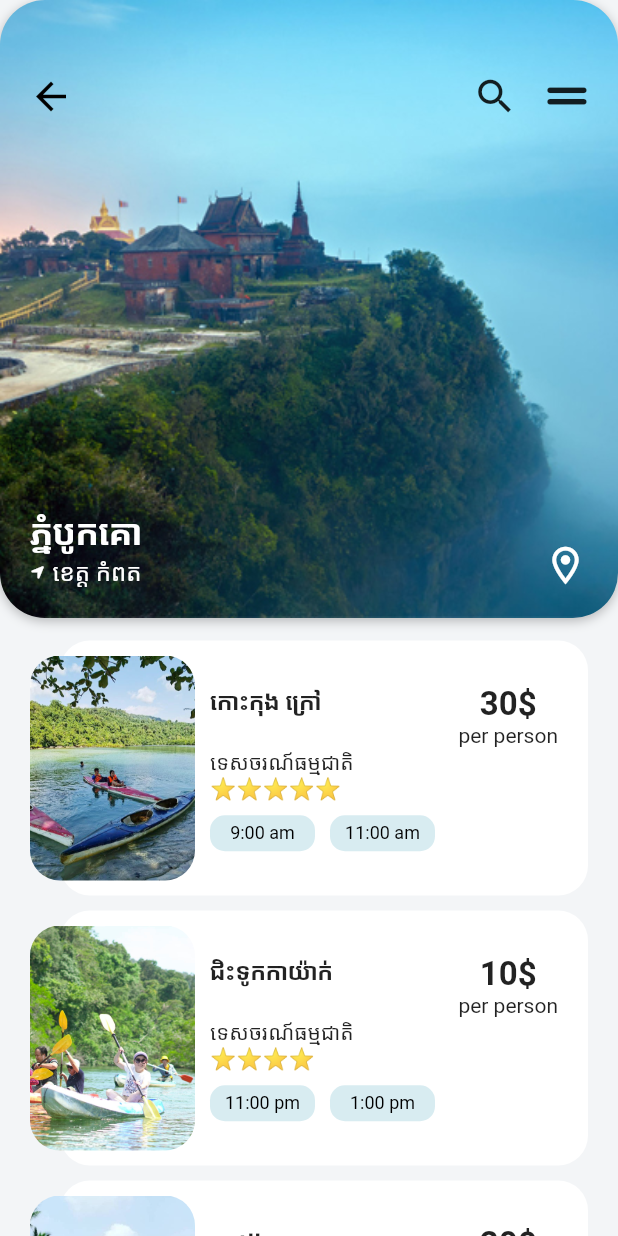
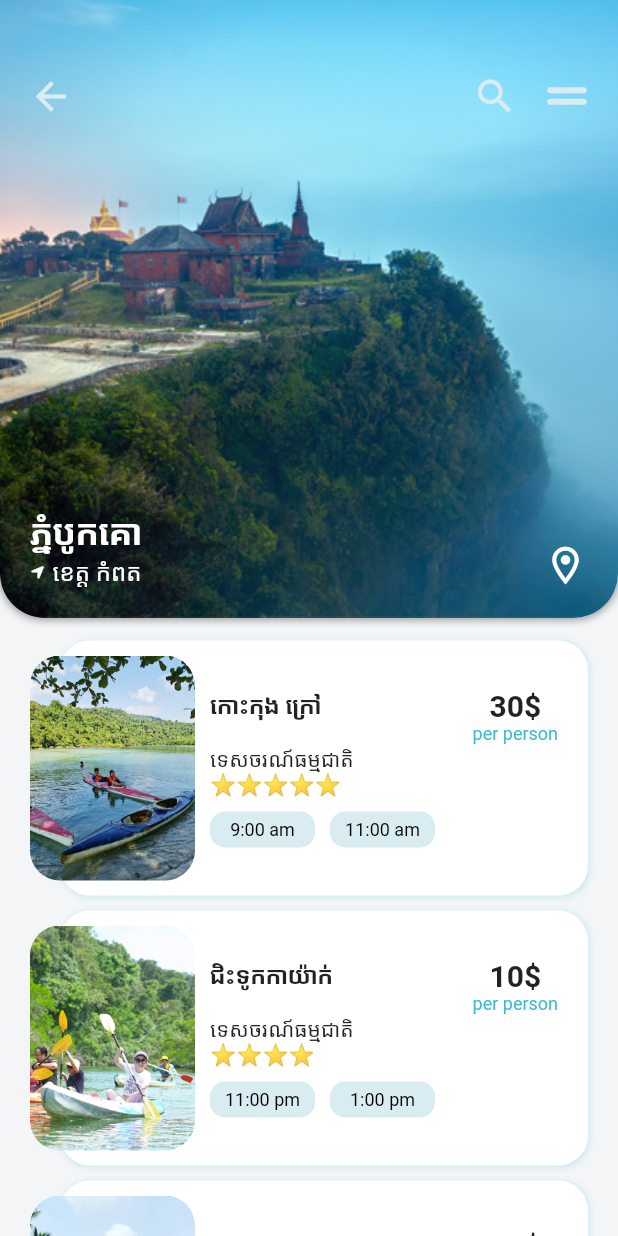
Before and after one commit to emdiya/Travel_Booking_UI, a Flutter app: the screen it shows after launch, after a tap on an icon or button, on a phone screen of 412 x 824 dp. Run offline on Flutter 3.47's test engine with Material 2 defaults, Android fonts, the phone set to English and light mode, and no system bars; our stand-ins replace flutter_svg, font_awesome_flutter; network calls fail.

Commit message:
Update img

```diff
--- a/lib/screens/destination_screen.dart
+++ b/lib/screens/destination_screen.dart
@@ -40,16 +40,20 @@ class _DestinationScreenState extends State<DestinationScreen> {
                   borderRadius: BorderRadius.circular(30.0),
                   boxShadow: const [
                     BoxShadow(
-                      color: Colors.black26,
-                      offset: Offset(0.0, 2.0),
-                      blurRadius: 6.0,
+                      spreadRadius: 0.1,
+                      color: Colors.black38,
+                      offset: Offset(0.0, 1.0),
+                      blurRadius: 4.0,
                     )
                   ],
                 ),
                 child: Hero(
                   tag: '${widget.destination.imageUrl}',
                   child: ClipRRect(
-                    borderRadius: BorderRadius.circular(30.0),
+                    borderRadius: const BorderRadius.only(
+                      bottomLeft: Radius.circular(30.0),
+                      bottomRight: Radius.circular(30.0),
+                    ),
                     child: Image(
                       image: AssetImage(
                         '${widget.destination.imageUrl}',
@@ -72,7 +76,7 @@ class _DestinationScreenState extends State<DestinationScreen> {
                       icon: const Icon(
                         Icons.arrow_back,
                         size: 30,
-                        color: Colors.black,
+                        color: Color(0xFFD8ECF1),
                       ),
                     ),
                     Row(
@@ -81,10 +85,12 @@ class _DestinationScreenState extends State<DestinationScreen> {
                           onPressed: () {},
                           icon: const Icon(Icons.search),
                           iconSize: 30,
+                          color: const Color(0xFFD8ECF1),
                         ),
                         IconButton(
                           onPressed: () {},
                           icon: const Icon(FontAwesomeIcons.gripLines),
+                          color: const Color(0xFFD8ECF1),
                           iconSize: 30,
                         )
                       ],
@@ -152,6 +158,14 @@ class _DestinationScreenState extends State<DestinationScreen> {
                         height: 170.0,
                         width: double.infinity,
                         decoration: BoxDecoration(
+                          boxShadow: const [
+                            BoxShadow(
+                              blurRadius: 2,
+                              spreadRadius: 1,
+                              color: Color(0xFFD8ECF1),
+                              offset: Offset(1, 1),
+                            )
+                          ],
                           color: Colors.white,
                           borderRadius: BorderRadius.circular(20.0),
                         ),
@@ -183,14 +197,15 @@ class _DestinationScreenState extends State<DestinationScreen> {
                                       Text(
                                         '${activity.price}\$',
                                         style: const TextStyle(
-                                          fontSize: 22.0,
+                                          fontSize: 20.0,
                                           fontWeight: FontWeight.w600,
                                         ),
                                       ),
                                       const Text(
                                         'per person',
                                         style: TextStyle(
-                                          fontSize: 14.0,
+                                          color: Color(0xff3EBACE),
+                                          fontSize: 12.0,
                                           fontWeight: FontWeight.w400,
                                         ),
                                       ),
--- a/lib/screens/home_screen.dart
+++ b/lib/screens/home_screen.dart
@@ -1,8 +1,9 @@
 import 'package:flutter/material.dart';
 import 'package:flutter_svg/svg.dart';
 import 'package:font_awesome_flutter/font_awesome_flutter.dart';
-import 'package:travel_booking_ui/widgets/custom_destination_carousel.dart';
 import 'package:travel_booking_ui/widgets/hotel_carousel.dart';
+
+import '../widgets/custom_destination_carousel.dart';
 
 class HomeScreen extends StatefulWidget {
   const HomeScreen({super.key});
@@ -58,17 +59,21 @@ class _HomeScreenState extends State<HomeScreen> {
           padding: const EdgeInsets.symmetric(vertical: 30.0),
           children: <Widget>[
             const Padding(
-              padding: EdgeInsets.only(left: 20.0, right: 40),
+              padding: EdgeInsets.only(
+                left: 20.0,
+                right: 40,
+              ),
               child: Text(
                 'តើអ្នកចង់ទៅណា?',
                 style: TextStyle(
-                  fontSize: 24.0,
+                  color: Colors.black54,
+                  fontSize: 20.0,
                   fontWeight: FontWeight.bold,
                   letterSpacing: 1.5,
                 ),
               ),
             ),
-            const SizedBox(height: 20.0),
+            const SizedBox(height: 10.0),
             Row(
               mainAxisAlignment: MainAxisAlignment.spaceAround,
               children: icons
@@ -80,12 +85,9 @@ class _HomeScreenState extends State<HomeScreen> {
                   .toList(),
             ),
             const SizedBox(
-              height: 20,
+              height: 15,
             ),
             const DestinationCarousel(),
-            const SizedBox(
-              height: 10,
-            ),
             const HotelCarousel(),
           ],
         ),
--- a/lib/widgets/custom_destination_carousel.dart
+++ b/lib/widgets/custom_destination_carousel.dart
@@ -18,19 +18,20 @@ class DestinationCarousel extends StatelessWidget {
             mainAxisAlignment: MainAxisAlignment.spaceBetween,
             children: <Widget>[
               const Text(
-                'Top Destination',
+                'កន្លែងកម្សាន្ត',
                 style: TextStyle(
-                  fontSize: 22.0,
+                  color: Colors.black54,
+                  fontSize: 18.0,
                   fontWeight: FontWeight.bold,
                 ),
               ),
               GestureDetector(
                 onTap: (() => ('---------- See All')),
                 child: Text(
-                  'See All',
+                  'បង្ហាញទាំងអស់',
                   style: TextStyle(
                     color: Theme.of(context).primaryColor,
-                    fontSize: 16.0,
+                    fontSize: 12.0,
                   ),
                 ),
               )
@@ -62,11 +63,19 @@ class DestinationCarousel extends StatelessWidget {
                           height: 120.0,
                           width: 200.0,
                           decoration: BoxDecoration(
+                            boxShadow: const [
+                              BoxShadow(
+                                blurRadius: 2,
+                                spreadRadius: 0.2,
+                                color: Color(0xFFD8ECF1),
+                                offset: Offset(0.1, 0.1),
+                              )
+                            ],
                             color: Colors.white,
                             borderRadius: BorderRadius.circular(10.0),
                           ),
                           child: Padding(
-                            padding: const EdgeInsets.all(10.0),
+                            padding: const EdgeInsets.all(14.0),
                             child: Column(
                               mainAxisAlignment: MainAxisAlignment.end,
                               crossAxisAlignment: CrossAxisAlignment.start,
@@ -83,7 +92,7 @@ class DestinationCarousel extends StatelessWidget {
                                   "${destination.description}",
                                   style: const TextStyle(
                                     color: Colors.grey,
-                                    fontSize: 14,
+                                    fontSize: 12,
                                   ),
                                 ),
                               ],
@@ -111,7 +120,7 @@ class DestinationCarousel extends StatelessWidget {
                                 borderRadius: BorderRadius.circular(20.0),
                                 child: Image(
                                   height: 180.0,
-                                  width: 180.0,
+                                  width: 240.0,
                                   image: AssetImage("${destination.imageUrl}"),
                                   fit: BoxFit.cover,
                                 ),
--- a/lib/widgets/hotel_carousel.dart
+++ b/lib/widgets/hotel_carousel.dart
@@ -14,25 +14,28 @@ class _HotelCarouselState extends State<HotelCarousel> {
     return Column(
       children: <Widget>[
         Padding(
-          padding: const EdgeInsets.symmetric(horizontal: 20.0),
+          padding: const EdgeInsets.only(
+            left: 20,
+            right: 20,
+          ),
           child: Row(
             mainAxisAlignment: MainAxisAlignment.spaceBetween,
             children: <Widget>[
               const Text(
-                'Exclusive Hotels',
+                'កន្លែងស្នាក់នៅ',
                 style: TextStyle(
-                  fontSize: 22.0,
+                  fontSize: 18.0,
                   fontWeight: FontWeight.bold,
+                  color: Colors.black54,
                 ),
               ),
               GestureDetector(
                 onTap: (() => ('---------- See All')),
                 child: Text(
-                  'See All',
+                  'បង្ហាញទាំងអស់',
                   style: TextStyle(
                     color: Theme.of(context).primaryColor,
-                    fontSize: 16.0,
-                    letterSpacing: 1.0,
+                    fontSize: 12.0,
                   ),
                 ),
               )
@@ -52,12 +55,20 @@ class _HotelCarouselState extends State<HotelCarousel> {
                 child: Stack(
                   children: <Widget>[
                     Positioned(
-                      bottom: 15.0,
+                      bottom: 25.0,
                       child: Container(
-                        height: 120.0,
-                        width: 240.0,
+                        height: 115.0,
+                        width: 210.0,
                         decoration: BoxDecoration(
                           color: Colors.white,
+                          boxShadow: const [
+                            BoxShadow(
+                              blurRadius: 2,
+                              spreadRadius: 0.2,
+                              color: Color(0xFFD8ECF1),
+                              offset: Offset(0.1, 0.1),
+                            )
+                          ],
                           borderRadius: BorderRadius.circular(20.0),
                         ),
                         child: Padding(
@@ -69,7 +80,7 @@ class _HotelCarouselState extends State<HotelCarousel> {
                                 "${hotel.name}",
                                 style: TextStyle(
                                   color: Theme.of(context).primaryColor,
-                                  fontSize: 20.0,
+                                  fontSize: 14.0,
                                   fontWeight: FontWeight.w600,
                                   letterSpacing: 1.2,
                                 ),
@@ -90,10 +101,10 @@ class _HotelCarouselState extends State<HotelCarousel> {
                               Text(
                                 '\$${hotel.price}',
                                 style: TextStyle(
-                                    fontSize: 18.0,
+                                    fontSize: 16.0,
                                     fontWeight: FontWeight.w600,
                                     color: Theme.of(context).primaryColor),
-                              )
+                              ),
                             ],
                           ),
                         ),
@@ -115,7 +126,7 @@ class _HotelCarouselState extends State<HotelCarousel> {
                         borderRadius: BorderRadius.circular(20),
                         child: Image(
                           height: 160.0,
-                          width: 220.0,
+                          width: 240.0,
                           image: AssetImage("${hotel.imgUrl}"),
                           fit: BoxFit.cover,
                         ),
```
